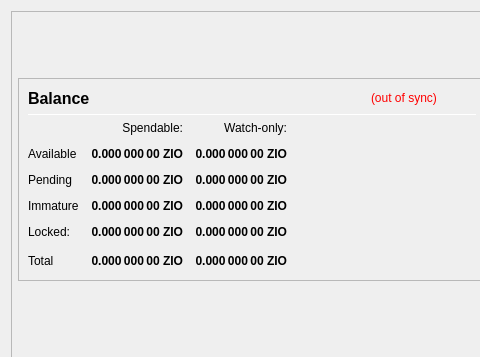
Before: the Qt Designer form src/qt/forms/overviewpage.ui in chaosmncoin/chaosCore, drawn with Qt 5; both pictures show x 0 to 480 and y 0 to 357 of the 978 by 841 pixel window.
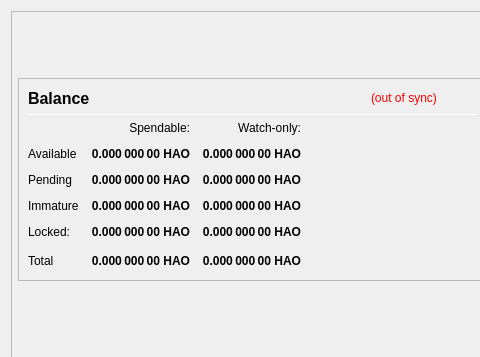
After: the same form once the commit is applied.

```diff
--- a/src/qt/forms/overviewpage.ui
+++ b/src/qt/forms/overviewpage.ui
@@ -300,7 +300,7 @@
                        <string>Your current spendable balance</string>
                       </property>
                       <property name="text">
-                       <string notr="true">0.000 000 00 ZIO</string>
+                       <string notr="true">0.000 000 00 HAO</string>
                       </property>
                       <property name="alignment">
                        <set>Qt::AlignRight|Qt::AlignTrailing|Qt::AlignVCenter</set>
@@ -325,7 +325,7 @@
                        <string>Your current balance in watch-only addresses</string>
                       </property>
                       <property name="text">
-                       <string notr="true">0.000 000 00 ZIO</string>
+                       <string notr="true">0.000 000 00 HAO</string>
                       </property>
                       <property name="alignment">
                        <set>Qt::AlignRight|Qt::AlignTrailing|Qt::AlignVCenter</set>
@@ -360,7 +360,7 @@
                        <string>Total of transactions that have yet to be confirmed, and do not yet count toward the spendable balance</string>
                       </property>
                       <property name="text">
-                       <string notr="true">0.000 000 00 ZIO</string>
+                       <string notr="true">0.000 000 00 HAO</string>
                       </property>
                       <property name="alignment">
                        <set>Qt::AlignRight|Qt::AlignTrailing|Qt::AlignVCenter</set>
@@ -385,7 +385,7 @@
                        <string>Unconfirmed transactions to watch-only addresses</string>
                       </property>
                       <property name="text">
-                       <string notr="true">0.000 000 00 ZIO</string>
+                       <string notr="true">0.000 000 00 HAO</string>
                       </property>
                       <property name="alignment">
                        <set>Qt::AlignRight|Qt::AlignTrailing|Qt::AlignVCenter</set>
@@ -420,7 +420,7 @@
                        <string>Staked or masternode rewards that has not yet matured</string>
                       </property>
                       <property name="text">
-                       <string notr="true">0.000 000 00 ZIO</string>
+                       <string notr="true">0.000 000 00 HAO</string>
                       </property>
                       <property name="alignment">
                        <set>Qt::AlignRight|Qt::AlignTrailing|Qt::AlignVCenter</set>
@@ -445,7 +445,7 @@
                        <string>Staked or masternode rewards in watch-only addresses that has not yet matured</string>
                       </property>
                       <property name="text">
-                       <string notr="true">0.000 000 00 ZIO</string>
+                       <string notr="true">0.000 000 00 HAO</string>
                       </property>
                       <property name="alignment">
                        <set>Qt::AlignRight|Qt::AlignTrailing|Qt::AlignVCenter</set>
@@ -480,7 +480,7 @@
                        <string>Locked ZIO or Masternode collaterals.</string>
                       </property>
                       <property name="text">
-                       <string notr="true">0.000 000 00 ZIO</string>
+                       <string notr="true">0.000 000 00 HAO</string>
                       </property>
                       <property name="alignment">
                        <set>Qt::AlignRight|Qt::AlignTrailing|Qt::AlignVCenter</set>
@@ -505,7 +505,7 @@
                        <string>Current locked balance in watch-only addresses</string>
                       </property>
                       <property name="text">
-                       <string notr="true">0.000 000 00 ZIO</string>
+                       <string notr="true">0.000 000 00 HAO</string>
                       </property>
                       <property name="alignment">
                        <set>Qt::AlignRight|Qt::AlignTrailing|Qt::AlignVCenter</set>
@@ -540,7 +540,7 @@
                        <string>Your current total balance</string>
                       </property>
                       <property name="text">
-                       <string notr="true">0.000 000 00 ZIO</string>
+                       <string notr="true">0.000 000 00 HAO</string>
                       </property>
                       <property name="alignment">
                        <set>Qt::AlignRight|Qt::AlignTrailing|Qt::AlignVCenter</set>
@@ -565,7 +565,7 @@
                        <string>Current total balance in watch-only addresses</string>
                       </property>
                       <property name="text">
-                       <string notr="true">0.000 000 00 ZIO</string>
+                       <string notr="true">0.000 000 00 HAO</string>
                       </property>
                       <property name="alignment">
                        <set>Qt::AlignRight|Qt::AlignTrailing|Qt::AlignVCenter</set>
```
Left out of the diff: 8 changed lines with no effect on the pictures.
